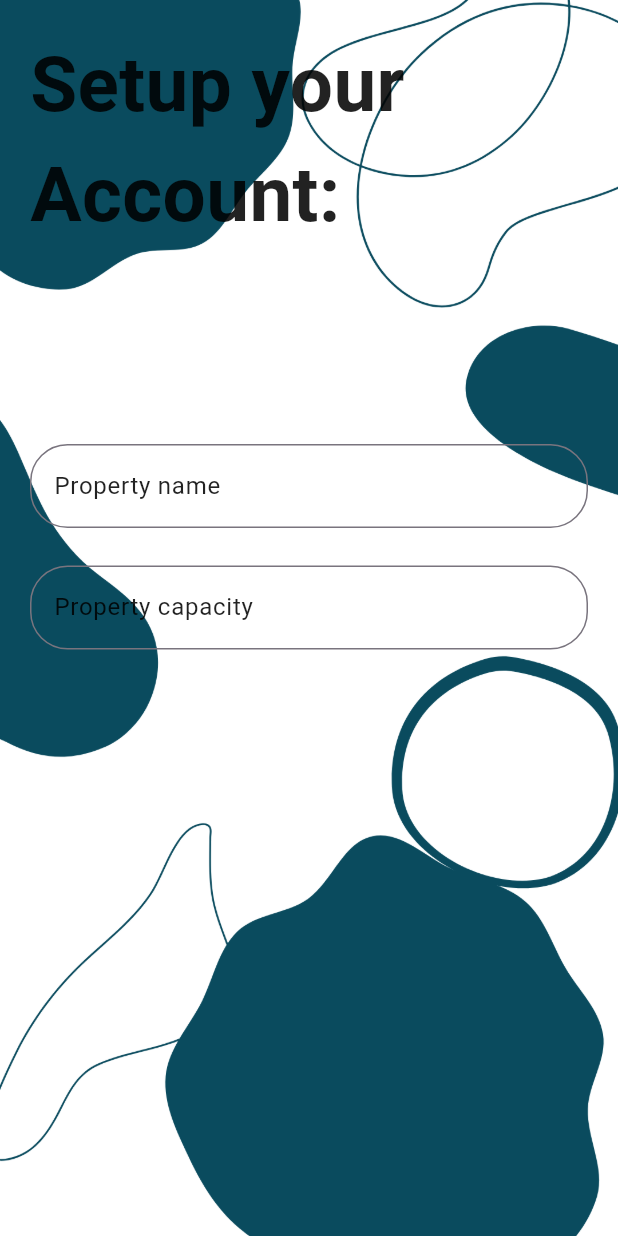
After one commit to Ngambiann/Fealtyy, a Flutter app: the Accountsetup screen opened directly, on a phone screen of 412 x 824 dp. The commit adds this screen. Run offline on Flutter 3.47's test engine with Material 3 defaults, Android fonts, the phone set to English and light mode, and no system bars; our stand-ins replace phosphor_flutter.

Commit message:
authpages

```diff
--- /dev/null
+++ b/lib/pages/authpages/account_setup.dart
@@ -0,0 +1,64 @@
+import 'package:fealty_app/components/textfields/authtextfields.dart';
+import 'package:fealty_app/components/texts/authtexts.dart';
+import 'package:flutter/material.dart';
+
+
+
+class Accountsetup extends StatefulWidget {
+  const Accountsetup({super.key});
+
+  @override
+  State<Accountsetup> createState() => _AccountsetupState();
+}
+
+class _AccountsetupState extends State<Accountsetup> {
+  final TextEditingController propertyNameController = TextEditingController();
+  final TextEditingController propertyCapacityController =
+      TextEditingController();
+  final TextEditingController unitNamingsystemController =
+      TextEditingController();
+  @override
+  Widget build(BuildContext context) {
+    return Scaffold(
+      body: Container(
+        padding: const EdgeInsets.all(20),
+        decoration: const BoxDecoration(
+          image: DecorationImage(
+            image: AssetImage("assets/images/backgroundart2.png"),
+            fit: BoxFit.cover,
+          ),
+        ),
+        child: ListView(
+          children: [
+            Column(
+              mainAxisAlignment: MainAxisAlignment.center,
+              children: [
+                //header text
+                const Column(
+                  crossAxisAlignment: CrossAxisAlignment.stretch,
+                  children: [
+                    Authheaders(textcontent: "Setup your"),
+                    Authheaders(textcontent: "Account:"),
+                  ],
+                ),
+                const SizedBox(height: 130),
+                //Email entry box
+                Authtextfields(
+                  controller: propertyNameController,
+                  hintText: "Property name",
+                ),
+                const SizedBox(height: 25),
+                //Password entry box
+                Authtextfields(
+                  controller: propertyCapacityController,
+                  hintText: "Property capacity",
+                ),
+                const SizedBox(height: 55),
+              ],
+            ),
+          ],
+        ),
+      ),
+    );
+  }
+}
--- a/lib/pages/authpages/signup.dart
+++ b/lib/pages/authpages/signup.dart
@@ -16,6 +16,7 @@ class _SignupState extends State<Signup> {
   final TextEditingController nameController = TextEditingController();
   final TextEditingController emailAddressController = TextEditingController();
   final TextEditingController passwordController = TextEditingController();
+  final TextEditingController confirmpasswordController = TextEditingController();
   @override
   Widget build(BuildContext context) {
     return Scaffold(
@@ -57,6 +58,12 @@ class _SignupState extends State<Signup> {
                   controller: passwordController,
                   hintText: "Password",
                 ),
+                 const SizedBox(height: 25),
+                //confirmPassword entry box
+                Authtextfields(
+                  controller: confirmpasswordController,
+                  hintText: "Confirm Password",
+                ),
                 const SizedBox(height: 35),
                 //Send code button
                 Authpgsbuttons(
```
